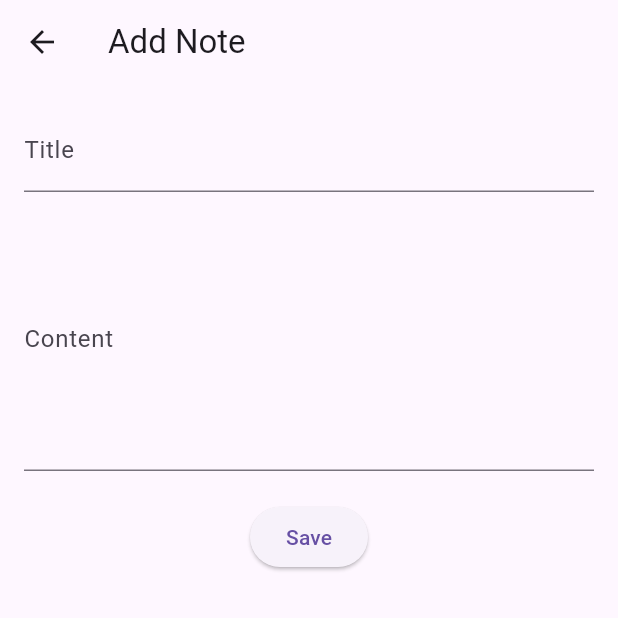
After one commit to Yono-26/NotesApp, a Flutter app: the HomePage screen opened directly, after a tap on the "add" icon, on a phone screen of 412 x 824 dp, the top half of it. The commit adds this screen. Run offline on Flutter 3.47's test engine with Material 3 defaults, Android fonts, the phone set to English and light mode, and no system bars; our stand-ins replace hive, hive_flutter; accounts and stored records are empty; generated files the repository leaves out were written again.

Commit message:
Creating Homepage, Add and Edit page using Hive db to create an Notes

```diff
--- a/lib/main.dart
+++ b/lib/main.dart
@@ -26,8 +26,6 @@ class MyApp extends StatelessWidget {
   Widget build(BuildContext context) {
     return MaterialApp(
       debugShowCheckedModeBanner: false,
-      title: 'Flutter Demo',
-
       home: LoginPage(),
     );
   }
--- /dev/null
+++ b/lib/screens/add_edit_note_screen.dart
@@ -0,0 +1,90 @@
+import 'package:flutter/material.dart';
+import 'package:hive/hive.dart';
+import '../models/notes_model.dart';
+
+class AddEditNoteScreen extends StatefulWidget {
+  final bool isEdit;
+  final NotesModel? note;
+  final int? index;
+
+  const AddEditNoteScreen({
+    super.key,
+    required this.isEdit,
+    this.note,
+    this.index,
+  });
+
+  @override
+  State<AddEditNoteScreen> createState() => _AddEditNoteScreenState();
+}
+
+class _AddEditNoteScreenState extends State<AddEditNoteScreen> {
+  final _titleController = TextEditingController();
+  final _contentController = TextEditingController();
+
+  final Box<NotesModel> notesBox = Hive.box<NotesModel>('notesBox');
+
+  @override
+  void initState() {
+    super.initState();
+    if (widget.isEdit && widget.note != null) {
+      _titleController.text = widget.note!.title;
+      _contentController.text = widget.note!.content;
+    }
+  }
+
+  void _saveNote() {
+    final title = _titleController.text.trim();
+    final content = _contentController.text.trim();
+
+    if (title.isEmpty || content.isEmpty) {
+      ScaffoldMessenger.of(context).showSnackBar(
+        SnackBar(content: Text('Please fill all fields')),
+      );
+      return;
+    }
+
+    final note = NotesModel(
+      title: title,
+      content: content,
+      date: DateTime.now(),
+    );
+
+    if (widget.isEdit && widget.index != null) {
+      notesBox.putAt(widget.index!, note);
+    } else {
+      notesBox.add(note);
+    }
+
+    Navigator.pop(context);
+  }
+
+  @override
+  Widget build(BuildContext context) {
+    return Scaffold(
+      appBar: AppBar(title: Text(widget.isEdit ? 'Edit Note' : 'Add Note')),
+      body: Padding(
+        padding: const EdgeInsets.all(16.0),
+        child: Column(
+          children: [
+            TextField(
+              controller: _titleController,
+              decoration: InputDecoration(labelText: 'Title'),
+            ),
+            SizedBox(height: 10),
+            TextField(
+              controller: _contentController,
+              maxLines: 6,
+              decoration: InputDecoration(labelText: 'Content'),
+            ),
+            SizedBox(height: 20),
+            ElevatedButton(
+              onPressed: _saveNote,
+              child: Text(widget.isEdit ? 'Update' : 'Save'),
+            ),
+          ],
+        ),
+      ),
+    );
+  }
+}
--- a/lib/screens/home_page.dart
+++ b/lib/screens/home_page.dart
@@ -1,15 +1,74 @@
 import 'package:flutter/material.dart';
+import 'package:hive_flutter/hive_flutter.dart';
+import '../models/notes_model.dart';
+import 'add_edit_note_screen.dart';
 
-class HomePage extends StatefulWidget {
-  const HomePage({super.key});
+class HomePage extends StatelessWidget {
+  final Box<NotesModel> notesBox = Hive.box<NotesModel>('notesBox');
+
+  void _deleteNote(int index) {
+    notesBox.deleteAt(index);
+  }
+
+  void editNote(BuildContext context, NotesModel note, int index) {
+    Navigator.push(
+      context,
+      MaterialPageRoute(
+        builder: (context) =>
+            AddEditNoteScreen(isEdit: true, note: note, index: index),
+      ),
+    );
+  }
+
+  void addNote(BuildContext context) {
+    Navigator.push(
+      context,
+      MaterialPageRoute(
+        builder: (context) => AddEditNoteScreen(isEdit: false),
+      ),
+    );
+  }
 
   @override
-  State<HomePage> createState() => _HomePageState();
-}
+  Widget build(BuildContext context) {
+    return Scaffold(
+      appBar: AppBar(title: Text('My Notes')),
+      body: ValueListenableBuilder(
+        valueListenable: notesBox.listenable(),
+        builder: (context, Box<NotesModel> box, _) {
+          if (box.isEmpty) {
+            return Center(child: Text("No notes yet!"));
+          }
 
-class _HomePageState extends State<HomePage> {
-  @override
-  Widget build(BuildContext context) {
-    return Scaffold();
+          return ListView.builder(
+            itemCount: box.length,
+            itemBuilder: (context, index) {
+              final note = box.getAt(index);
+              return ListTile(
+                title: Text(note!.title),
+                subtitle: Text(note.content),
+                trailing: Row(
+                  mainAxisSize: MainAxisSize.min,
+                  children: [
+                    IconButton(
+                      icon: Icon(Icons.edit),
+                      onPressed: () => editNote(context, note, index),
+                    ),
+                    IconButton(
+                      icon: Icon(Icons.delete),
+                      onPressed: () => _deleteNote(index),
+                    ),
+                  ],
+                ),
+              );
+            },
+          );
+        },
+      ),
+      floatingActionButton: FloatingActionButton(
+        onPressed: () => addNote(context),
+        child: Icon(Icons.add),
+      ),
+    );
   }
 }
```
